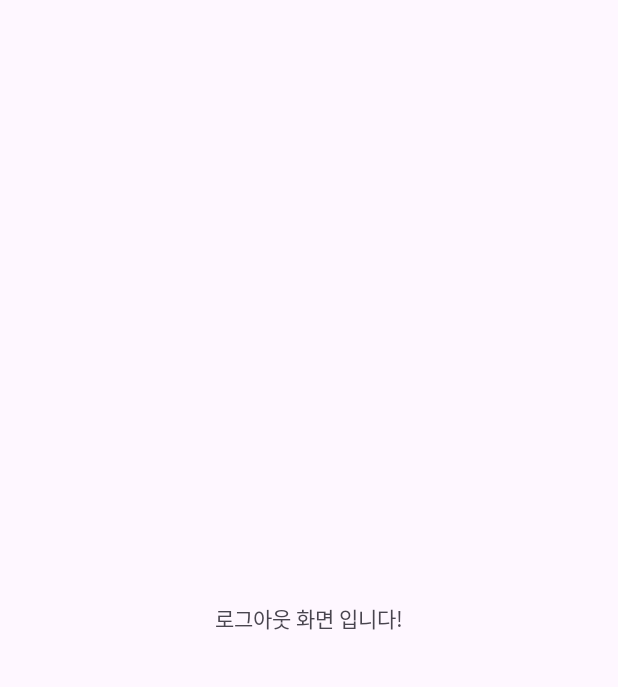
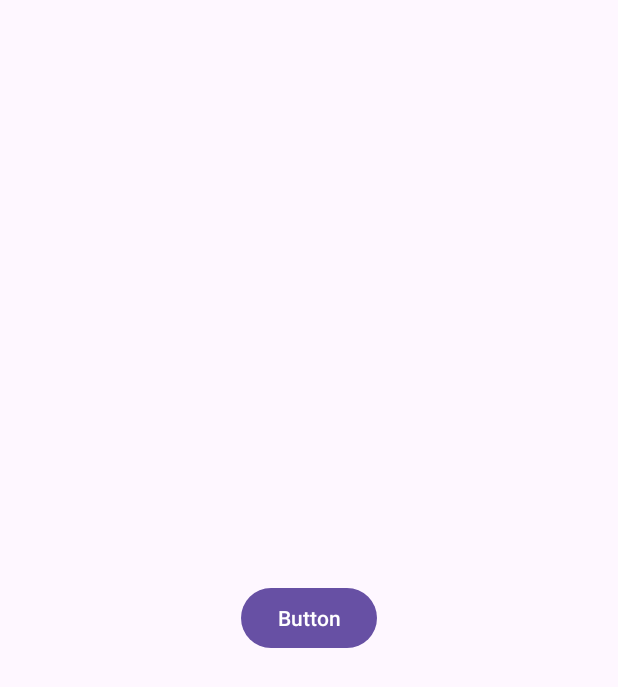
Before and after one commit to kys6737/AndroidProject, an Android app: the screen it shows after launch (MainActivity), on a phone screen of 412 x 824 dp. Before the commit the part shown is almost empty. Shown: the top 687 px of the screen. Run offline under Robolectric (Android 15) with nearby library versions, the phone set to English and light mode, and no system bars.

Commit message:
changed button

```diff
--- a/app/src/main/res/layout/activity_main.xml
+++ b/app/src/main/res/layout/activity_main.xml
@@ -6,13 +6,13 @@
     android:layout_height="match_parent"
     tools:context=".MainActivity">
 
-    <TextView
+    <Button
+        android:id="@+id/button"
         android:layout_width="wrap_content"
         android:layout_height="wrap_content"
-        android:text="로그아웃 화면 입니다!"
+        android:text="Button"
         app:layout_constraintBottom_toBottomOf="parent"
         app:layout_constraintEnd_toEndOf="parent"
         app:layout_constraintStart_toStartOf="parent"
         app:layout_constraintTop_toTopOf="parent" />
-
 </androidx.constraintlayout.widget.ConstraintLayout>
```
